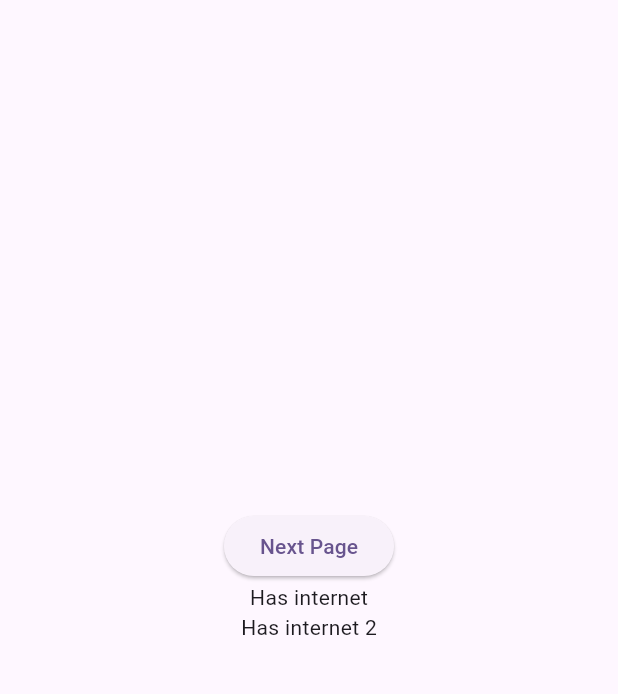
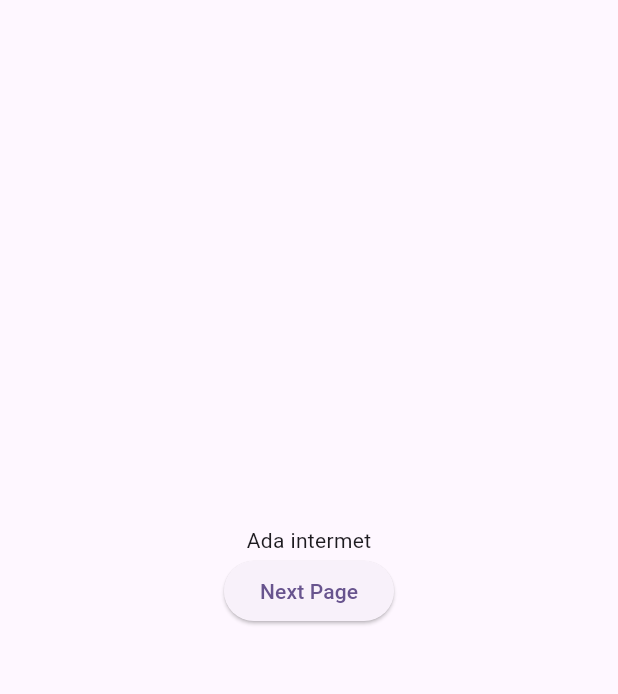
Before and after one commit to Muitsu/check-internet, a Flutter app: the screen it shows after launch, on a phone screen of 412 x 824 dp, the part 84-778 px from its top. Run offline on Flutter 3.47's test engine with Material 2 defaults, Android fonts, the phone set to English and light mode, and no system bars; our stand-ins replace connectivity_plus.

Commit message:
add simple way

```diff
--- /dev/null
+++ b/lib/connectivity_wrapper.dart
@@ -0,0 +1,38 @@
+import 'package:flutter/material.dart';
+import 'package:connectivity_plus/connectivity_plus.dart';
+
+class ConnectivityService extends StatelessWidget {
+  final Widget hasInternet;
+  final Widget? noInternet;
+  const ConnectivityService(
+      {super.key, required this.hasInternet, this.noInternet});
+
+  @override
+  Widget build(BuildContext context) {
+    return StreamBuilder<ConnectivityResult>(
+      stream: Connectivity().onConnectivityChanged,
+      builder: (context, snapshot) {
+        // if (!snapshot.hasData) {
+        //   return const CircularProgressIndicator();
+        // }
+
+        final connectivityResult = snapshot.data;
+
+        if (connectivityResult == ConnectivityResult.wifi ||
+            connectivityResult == ConnectivityResult.mobile) {
+          return hasInternet;
+        } else {
+          WidgetsBinding.instance.addPostFrameCallback((_) {
+            ScaffoldMessenger.of(context).showSnackBar(
+              const SnackBar(
+                content: Text('No internet connection'),
+                duration: Duration(seconds: 3), // Adjust duration as needed
+              ),
+            );
+          });
+          return noInternet ?? hasInternet;
+        }
+      },
+    );
+  }
+}
--- a/lib/main.dart
+++ b/lib/main.dart
@@ -1,4 +1,4 @@
-import 'package:check_internet/check_internet.dart';
+import 'package:check_internet/connectivity_wrapper.dart';
 import 'package:flutter/material.dart';
 
 void main() {
@@ -43,41 +43,44 @@ class _MyHomePageState extends State<MyHomePage> {
         child: Column(
           mainAxisAlignment: MainAxisAlignment.center,
           children: <Widget>[
+            const ConnectivityService(
+                hasInternet: Text('Ada intermet'),
+                noInternet: Text('Takda internet')),
             ElevatedButton(
                 onPressed: () {
                   Navigator.push(context,
                       MaterialPageRoute(builder: (_) => const SecondPage()));
                 },
                 child: const Text('Next Page')),
-            CheckInternet(
-              hasInternet: const Text('Has internet'),
-              onHasInternet: () {
-                //Do Something
-                var snackBar = const SnackBar(content: Text('You are online'));
-                ScaffoldMessenger.of(context).showSnackBar(snackBar);
-              },
-              noInternet: const Text('No internet'),
-              onNoInternet: () {
-                //Do Something
-                var snackBar = const SnackBar(content: Text('You are offline'));
-                ScaffoldMessenger.of(context).showSnackBar(snackBar);
-              },
-            ),
-            CheckInternet(
-              hasInternet: const Text('Has internet 2'),
-              onHasInternet: () {
-                //Do Something
-                var snackBar =
-                    const SnackBar(content: Text('You are online 2'));
-                ScaffoldMessenger.of(context).showSnackBar(snackBar);
-              },
-              noInternet: const Text('No internet 2'),
-              onNoInternet: () {
-                //Do Something
-                var snackBar = const SnackBar(content: Text('You are offline'));
-                ScaffoldMessenger.of(context).showSnackBar(snackBar);
-              },
-            ),
+            // CheckInternet(
+            //   hasInternet: const Text('Has internet'),
+            //   onHasInternet: () {
+            //     //Do Something
+            //     var snackBar = const SnackBar(content: Text('You are online'));
+            //     ScaffoldMessenger.of(context).showSnackBar(snackBar);
+            //   },
+            //   noInternet: const Text('No internet'),
+            //   onNoInternet: () {
+            //     //Do Something
+            //     var snackBar = const SnackBar(content: Text('You are offline'));
+            //     ScaffoldMessenger.of(context).showSnackBar(snackBar);
+            //   },
+            // ),
+            // CheckInternet(
+            //   hasInternet: const Text('Has internet 2'),
+            //   onHasInternet: () {
+            //     //Do Something
+            //     var snackBar =
+            //         const SnackBar(content: Text('You are online 2'));
+            //     ScaffoldMessenger.of(context).showSnackBar(snackBar);
+            //   },
+            //   noInternet: const Text('No internet 2'),
+            //   onNoInternet: () {
+            //     //Do Something
+            //     var snackBar = const SnackBar(content: Text('You are offline'));
+            //     ScaffoldMessenger.of(context).showSnackBar(snackBar);
+            //   },
+            // ),
           ],
         ),
       ),
```
Also changed, not shown: pubspec.lock.
